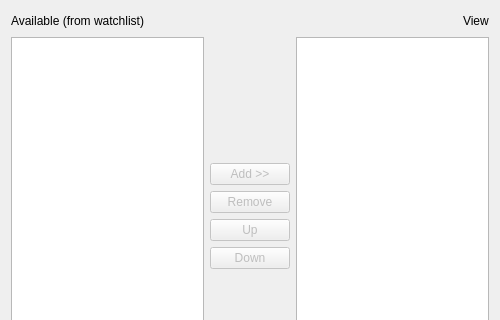
gdevic/Z80Explorer, file src/DialogEditWaveform.ui: the form before one commit; both pictures show x 0 to 500 and y 0 to 320 of the 500 by 500 pixel window.
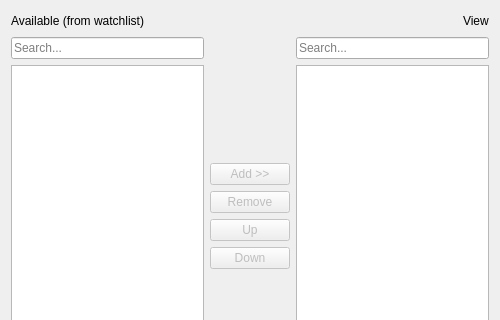
The form after the commit.

Commit message: Add filter search box above net lists in edit dialogs

Patch:
```diff
--- a/src/DialogEditWaveform.ui
+++ b/src/DialogEditWaveform.ui
@@ -51,12 +51,26 @@
    <item>
     <layout class="QHBoxLayout" name="horizontalLayout_2">
      <item>
+      <layout class="QVBoxLayout" name="verticalLayoutAll">
+       <item>
+        <widget class="QLineEdit" name="searchAll">
+         <property name="clearButtonEnabled">
+          <bool>true</bool>
+         </property>
+         <property name="placeholderText">
+          <string>Search...</string>
+         </property>
+        </widget>
+       </item>
+       <item>
       <widget class="QListWidget" name="listAll">
        <property name="selectionMode">
         <enum>QAbstractItemView::SelectionMode::ExtendedSelection</enum>
        </property>
       </widget>
      </item>
+      </layout>
+     </item>
      <item>
       <layout class="QVBoxLayout" name="verticalLayout_1">
        <item>
@@ -128,11 +142,25 @@
       </layout>
      </item>
      <item>
+      <layout class="QVBoxLayout" name="verticalLayoutView">
+       <item>
+        <widget class="QLineEdit" name="searchView">
+         <property name="clearButtonEnabled">
+          <bool>true</bool>
+         </property>
+         <property name="placeholderText">
+          <string>Search...</string>
+         </property>
+        </widget>
+       </item>
+       <item>
       <widget class="QListWidget" name="listView">
        <property name="selectionMode">
         <enum>QAbstractItemView::SelectionMode::ExtendedSelection</enum>
        </property>
       </widget>
+       </item>
+      </layout>
      </item>
     </layout>
    </item>
```
Lines whose indentation alone changed are shown as unchanged. The commit also changes 11 other files.
